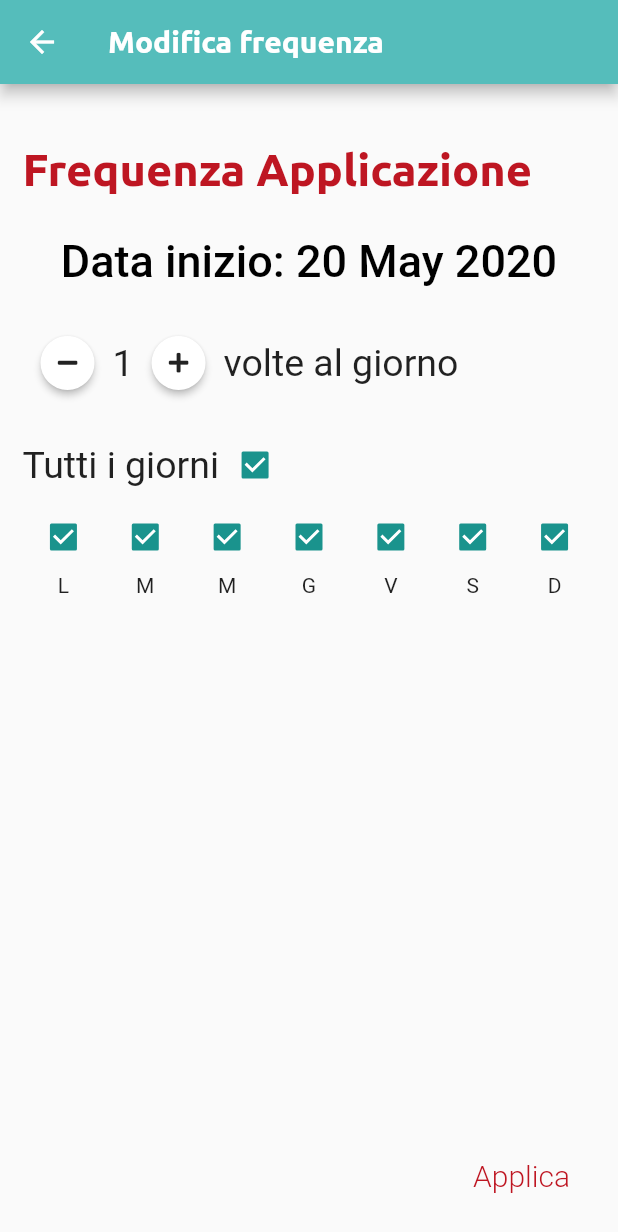
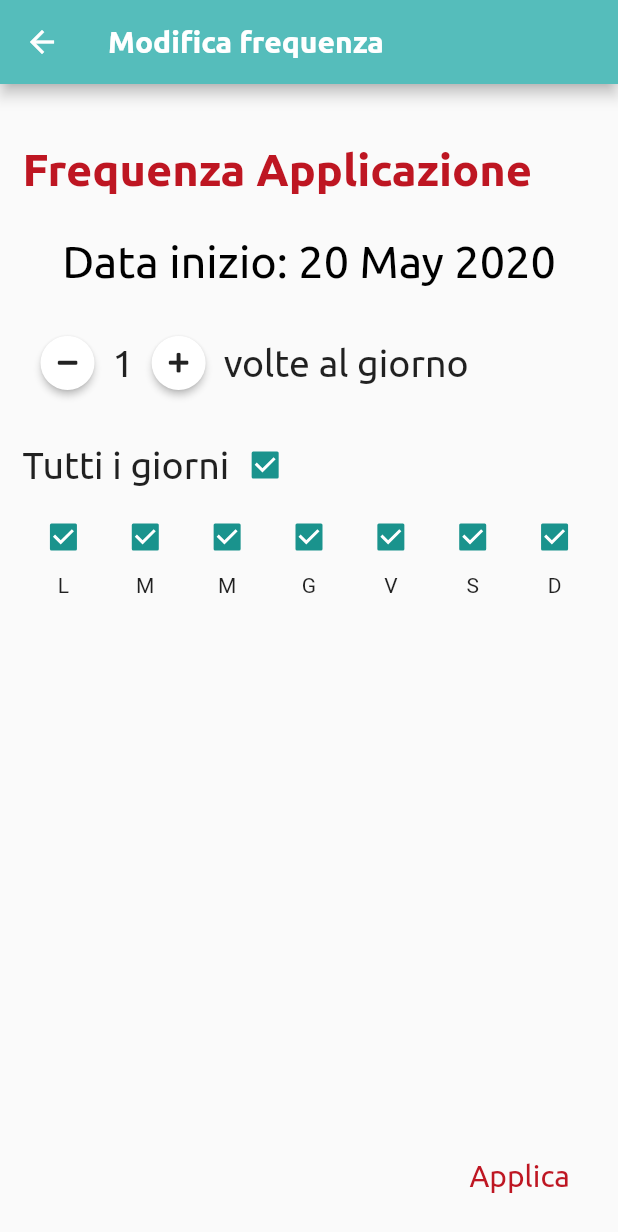
Before and after one commit to fabiomontello/my-care-app, a Flutter app: the MedicinaleEdit screen opened by its route, after a tap on "Frequenza", on a phone screen of 412 x 824 dp. Shown: the top 1232 px of the screen. Run offline on Flutter 3.47's test engine with Material 2 defaults, Android fonts, the phone set to English and light mode, and no system bars; our stand-ins replace flutter_map, font_awesome_flutter, latlong, table_calendar; project files that could hold a hidden picture were left out.

Commit message:
partially font fix

```diff
--- a/lib/pages/login.dart
+++ b/lib/pages/login.dart
@@ -18,7 +18,7 @@ class LoginPage extends StatelessWidget {
               ),
               Text(
                 'Benvenuto!',
-                style: TextStyle(fontSize: 40),
+                style: TextStyle(fontSize: 40, fontFamily: 'Ubuntu',),
               ),
               Container(
                 width: double.infinity,
@@ -26,7 +26,7 @@ class LoginPage extends StatelessWidget {
                 child: Text(
                   'Accedi',
                   textAlign: TextAlign.left,
-                  style: TextStyle(fontSize: 20),
+                  style: TextStyle(fontSize: 20, fontFamily: 'Ubuntu',),
                 ),
               ),
               TextFormField(
@@ -44,6 +44,7 @@ class LoginPage extends StatelessWidget {
                   style: TextStyle(
                       color: Color(0xffBE1622),
                       fontSize: 20,
+                      fontFamily: 'Ubuntu',
                       fontWeight: FontWeight.bold),
                 ),
               ),
@@ -61,6 +62,7 @@ class LoginPage extends StatelessWidget {
           style: TextStyle(
               color: Color(0xffBE1622),
               fontSize: 20,
+              fontFamily: 'Ubuntu',
               fontWeight: FontWeight.w300),
         ),
       ),
--- a/lib/pages/medicinale_edit.dart
+++ b/lib/pages/medicinale_edit.dart
@@ -80,8 +80,8 @@ class _MedicinaleEditState extends State<MedicinaleEdit> {
                         decoration: InputDecoration(
                           hintText: "Nome del medicinale",
                           fillColor: Color(0xffBE1622),
-                          hintStyle: TextStyle(color: Color(0xffBE1622)),
-                          helperStyle: TextStyle(color: Color(0xffBE1622)),
+                          hintStyle: TextStyle(color: Color(0xffBE1622),fontFamily: 'Ubuntu',),
+                          helperStyle: TextStyle(color: Color(0xffBE1622),fontFamily: 'Ubuntu',),
                           enabledBorder: new UnderlineInputBorder(
                             borderSide: BorderSide(
                               color: Color(0xffBE1622),
--- a/lib/pages/medicinale_edit_freq.dart
+++ b/lib/pages/medicinale_edit_freq.dart
@@ -17,7 +17,9 @@ class _MedicinaleEditFreqState extends State<MedicinaleEditFreq> {
   _MedicinaleEditFreqState(this.editallFunc);
   DateTime dataAppuntamento = DateTime.now();
   int frequency = 1;
-  List<TimeOfDay> timesList = [TimeOfDay.fromDateTime(DateFormat.Hm().parse('00:00'))];
+  List<TimeOfDay> timesList = [
+    TimeOfDay.fromDateTime(DateFormat.Hm().parse('00:00'))
+  ];
   List<bool> weekCheck = [true, true, true, true, true, true, true];
   bool allNone = true;
 
@@ -63,7 +65,11 @@ class _MedicinaleEditFreqState extends State<MedicinaleEditFreq> {
         iconTheme: new IconThemeData(color: Colors.white),
         title: Text(
           'Modifica frequenza',
-          style: TextStyle(color: Colors.white, fontSize: 20),
+          style: TextStyle(
+            color: Colors.white,
+            fontSize: 20,
+            fontFamily: 'Ubuntu',
+          ),
         ),
       ),
       body: Container(
@@ -94,6 +100,7 @@ class _MedicinaleEditFreqState extends State<MedicinaleEditFreq> {
                     textAlign: TextAlign.left,
                     style: TextStyle(
                       color: Colors.black,
+                      fontFamily: 'Ubuntu',
                       // fontWeight: FontWeight.bold,
                       fontSize: 30,
                     ),
@@ -119,7 +126,10 @@ class _MedicinaleEditFreqState extends State<MedicinaleEditFreq> {
                   ),
                   Text(
                     frequency.toString(),
-                    style: TextStyle(fontSize: 25),
+                    style: TextStyle(
+                      fontSize: 25,
+                      fontFamily: 'Ubuntu',
+                    ),
                   ),
                   Container(
                     width: 60,
@@ -137,7 +147,10 @@ class _MedicinaleEditFreqState extends State<MedicinaleEditFreq> {
                   ),
                   Text(
                     'volte al giorno',
-                    style: TextStyle(fontSize: 25),
+                    style: TextStyle(
+                      fontSize: 25,
+                      fontFamily: 'Ubuntu',
+                    ),
                   ),
                 ],
               ),
@@ -146,7 +159,13 @@ class _MedicinaleEditFreqState extends State<MedicinaleEditFreq> {
               padding: EdgeInsets.only(top: 20),
               child: Row(
                 children: <Widget>[
-                  Text('Tutti i giorni', style: TextStyle(fontSize: 25)),
+                  Text(
+                    'Tutti i giorni',
+                    style: TextStyle(
+                      fontSize: 25,
+                      fontFamily: 'Ubuntu',
+                    ),
+                  ),
                   Checkbox(
                       value: allNone,
                       onChanged: (boo) {
@@ -302,6 +321,7 @@ class _MedicinaleEditFreqState extends State<MedicinaleEditFreq> {
             style: TextStyle(
                 color: Color(0xffBE1622),
                 fontSize: 20,
+                fontFamily: 'Ubuntu',
                 fontWeight: FontWeight.w300),
           ),
         ),
```
Also changed, not shown: lib/pages/analisi_edit.dart (+9 -7 lines), lib/pages/appuntamento_edit.dart (+8 -6 lines), lib/pages/documento_edit.dart (+12 -4 lines), lib/pages/map_page.dart (+16 -20 lines).
